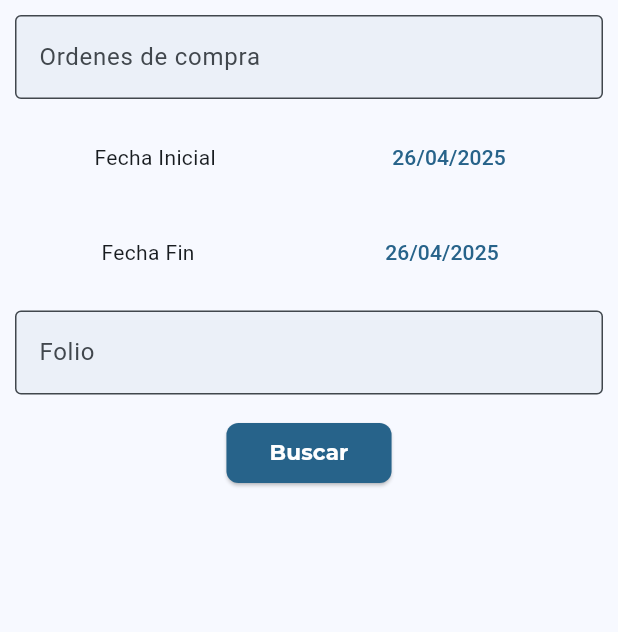
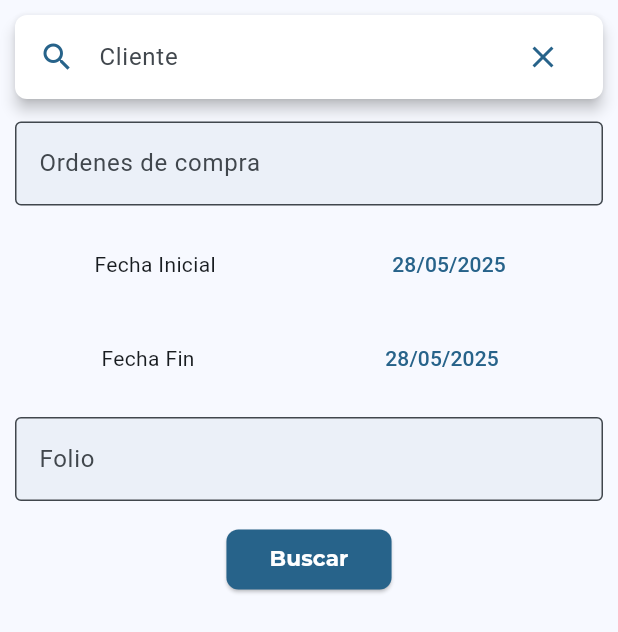
Before and after one commit to DanielPeregrino18/crm, a Flutter app: the CotizacionBusquedaCliente widget shown alone on an empty page, opened directly, after a tap on "Buscar", on a phone screen of 412 x 824 dp. Shown: the top 632 px of the screen. Run offline on Flutter 3.47's test engine with Material 3 defaults, Android fonts, the phone set to English and light mode, and no system bars; our stand-ins replace dio, expandable, flutter_riverpod, flutter_screenutil, fluttertoast, go_router and 4 more; generated files the repository leaves out were written again; network calls fail.

Commit message:
creacion de tarjetas de cotizaciones en busqueda por cliente, integrando la api de cotizacioens clientes.

```diff
--- a/lib/config/DI/dependencias.dart
+++ b/lib/config/DI/dependencias.dart
@@ -5,6 +5,7 @@ import 'package:crm/core/services/api_cab_cotizaciones.dart';
 import 'package:crm/data/repositories/almacen_dao_objectbox_impl.dart';
 import 'package:dio/dio.dart';
 import 'package:flutter_riverpod/flutter_riverpod.dart';
+import 'package:intl/intl.dart';
 
 final dioProvider =  Provider<Dio>((ref) => Dio(),);
 
@@ -24,3 +25,7 @@ final almacenDaoImplProvider = Provider<AlmacenLDBDao>(
 final almacenServicioProvider = Provider<AlmacenServicio>(
       (ref) => AlmacenServicio(ref.read(almacenDaoImplProvider)),
 );
+
+
+final  formatterProvider = Provider<DateFormat>((ref) =>
+    DateFormat('dd/MM/yyyy'),);
--- a/lib/presentation/screens/cotizaciones/cotizaciones.dart
+++ b/lib/presentation/screens/cotizaciones/cotizaciones.dart
@@ -31,7 +31,7 @@ class _CotizacionesState extends ConsumerState<Cotizaciones> {
     final List<Widget> searchBarActions = [
       IconButton(
         onPressed: () {
-          cotizacionVM.clearInputCLiente();
+          cotizacionVM.clearInputCliente();
         },
         icon: Icon(Icons.clear, color: theme.primary),
       ),
--- a/lib/presentation/screens/cotizaciones/widgets/cotizacion_busqueda_cliente.dart
+++ b/lib/presentation/screens/cotizaciones/widgets/cotizacion_busqueda_cliente.dart
@@ -1,54 +1,131 @@
+import 'package:crm/presentation/viewmodels/cotizaciones/busqueda_cot_clie_vm.dart';
 import 'package:flutter/material.dart';
+import 'package:flutter_riverpod/flutter_riverpod.dart';
+import 'package:fluttertoast/fluttertoast.dart';
+import '../../../../config/DI/dependencias.dart';
 import '../../../widgets/custom_button.dart';
 import '../../../widgets/custom_date_picker.dart';
 import '../../../widgets/custom_text_field.dart';
 import '../../../widgets/search_bar_clientes.dart';
-class CotizacionBusquedaCliente extends StatelessWidget {
-  const CotizacionBusquedaCliente({
-    super.key,
-  });
+import 'card_cotizacion_movimiento.dart';
+
+class CotizacionBusquedaCliente extends ConsumerStatefulWidget {
+  CotizacionBusquedaCliente({super.key});
 
   @override
+  ConsumerState<CotizacionBusquedaCliente> createState() =>
+      _CotizacionBusquedaClienteState();
+}
+
+class _CotizacionBusquedaClienteState
+    extends ConsumerState<CotizacionBusquedaCliente> {
+  @override
   Widget build(BuildContext context) {
+    var busquedaCotClieVM = ref.watch(busquedaCotClieVMProvider.notifier).state;
+    var theme = Theme.of(context).colorScheme;
+
+    final List<Widget> searchBarActions = [
+      IconButton(
+        onPressed: () {
+          busquedaCotClieVM.clearInputCliente();
+        },
+        icon: Icon(Icons.clear, color: theme.primary),
+      ),
+    ];
     return Padding(
       padding: EdgeInsets.all(10),
       child: Column(
         spacing: 15,
         children: [
-          //SearchBarClientes(hint: "Cliente", actions: [], inputController: SearchController()),
+          SearchBarClientes(
+            hint: "Cliente",
+            actions: searchBarActions,
+            inputController: busquedaCotClieVM.clienteController,
+            setIdCliente: (int id) {},
+          ),
           CustomTextField(
             label: "Ordenes de compra",
             isEnabled: true,
-            controller: TextEditingController(),
+            controller: busquedaCotClieVM.ordenCompraController,
           ),
           Row(
             mainAxisAlignment: MainAxisAlignment.spaceAround,
             children: [
               Text("Fecha Inicial"),
-              TextButton(onPressed: () async {
-                var fechaInicio = await customDatePicker(context);
-                print(fechaInicio);
-              }, child: Text("26/04/2025"))
+              TextButton(
+                onPressed: () async {
+                  var fechaInicio = await customDatePicker(context);
+                  if (fechaInicio != null) {
+                    busquedaCotClieVM.fechaInicial = fechaInicio;
+                    setState(() {});
+                  }
+                },
+                child: Text(
+                  ref
+                      .read(formatterProvider)
+                      .format(busquedaCotClieVM.fechaInicial),
+                ),
+              ),
             ],
           ),
           Row(
             mainAxisAlignment: MainAxisAlignment.spaceAround,
             children: [
               Text("Fecha Fin"),
-              TextButton(onPressed: () async {
-                var fechaFin = await customDatePicker(context);
-                print(fechaFin);
-              }, child: Text("26/04/2025"))
+              TextButton(
+                onPressed: () async {
+                  var fechaFin = await customDatePicker(context);
+                  if (fechaFin != null) {
+                    busquedaCotClieVM.fechaFin = fechaFin;
+                    setState(() {});
+                  }
+                },
+                child: Text(
+                  ref
+                      .read(formatterProvider)
+                      .format(busquedaCotClieVM.fechaFin),
+                ),
+              ),
             ],
           ),
           CustomTextField(
             label: "Folio",
             isEnabled: true,
-            controller: TextEditingController(),
+            controller: busquedaCotClieVM.folioController,
           ),
-          CustomButton(onPressed: (){
-
-          }, label: "Buscar")
+          CustomButton(
+            onPressed: () async {
+              var mostrarCotizaciones = await busquedaCotClieVM.buscarCotizaciones();
+              if(mostrarCotizaciones){
+                showDialog(
+                  context: context,
+                  builder: (context) {
+                    return Dialog(
+                      child: Padding(
+                        padding: const EdgeInsets.all(8.0),
+                        child: ListView.builder(
+                          itemCount: busquedaCotClieVM.cotizacionesCliente.length,
+                          itemBuilder: (context, index) {
+                            return CardCotizacionMovimiento(cotCliente: busquedaCotClieVM.cotizacionesCliente[index],);
+                          },
+                        ),
+                      ),
+                    );
+                  },
+                );
+              }else {
+                Fluttertoast.showToast(
+                    msg: "No hay elementos para mostrar.",
+                    toastLength: Toast.LENGTH_SHORT,
+                    gravity: ToastGravity.BOTTOM,
+                    timeInSecForIosWeb: 3,
+                    textColor: Colors.white,
+                    fontSize: 18.0
+                );
+              }
+            },
+            label: "Buscar",
+          ),
         ],
       ),
     );
--- /dev/null
+++ b/lib/presentation/viewmodels/cotizaciones/busqueda_cot_clie_vm.dart
@@ -0,0 +1,45 @@
+import 'package:crm/config/DI/dependencias.dart';
+import 'package:crm/core/services/api_cab_cotizaciones.dart';
+import 'package:crm/data/models/cab_cotizacion_cliente.dart';
+import 'package:flutter/material.dart';
+import 'package:flutter_riverpod/flutter_riverpod.dart';
+import 'package:intl/intl.dart';
+
+final busquedaCotClieVMProvider = StateProvider<BusquedaCotClieVM>(
+  (ref) => BusquedaCotClieVM(
+    ref.read(formatterProvider),
+    ref.read(apiCabCotizacionProvider),
+  ),
+);
+
+class BusquedaCotClieVM extends ChangeNotifier {
+  SearchController clienteController = SearchController();
+  TextEditingController ordenCompraController = TextEditingController();
+  TextEditingController folioController = TextEditingController();
+  DateTime fechaInicial = DateTime.now();
+  DateTime fechaFin = DateTime.now();
+  DateFormat formatter;
+  List<CabCotizacionCliente> cotizacionesCliente = [];
+
+  ApiCabCotizaciones apiCabCotizaciones;
+  BusquedaCotClieVM(this.formatter, this.apiCabCotizaciones);
+
+  void clearInputCliente() async {
+    clienteController.clear();
+  }
+
+  Future<bool> buscarCotizaciones() async {
+    cotizacionesCliente = await apiCabCotizaciones.GetCabsCotCliente(
+      1,
+      1,
+      formatter.format(fechaInicial),
+      formatter.format(fechaFin),
+      folioController.text == "" ? 0 : int.parse(folioController.text),
+      ordenCompraController.text,
+      "19cf4bcd-c52c-41bf-9fc8-b1f3d91af2df",
+      2,
+      10,
+    );
+    return cotizacionesCliente.isNotEmpty;
+  }
+}
--- a/pubspec.yaml
+++ b/pubspec.yaml
@@ -51,7 +51,7 @@ dependencies:
   json_annotation: ^4.9.0
   path_provider: ^2.1.5
   flutter_secure_storage: ^9.2.4
-
+  fluttertoast: ^8.2.12
   flutter_localizations:
     sdk: flutter
 
```
Also changed, not shown: lib/core/services/api_cab_cotizaciones.dart (+14 -0 lines), lib/data/models/cab_cotizacion_cliente.dart (added, +20 -0 lines), lib/presentation/screens/cotizaciones/widgets/card_cotizacion_movimiento.dart (added, +58 -0 lines), lib/presentation/viewmodels/cotizaciones/cotizciones_vm.dart (+4 -9 lines), pubspec.lock, 1 other file.
